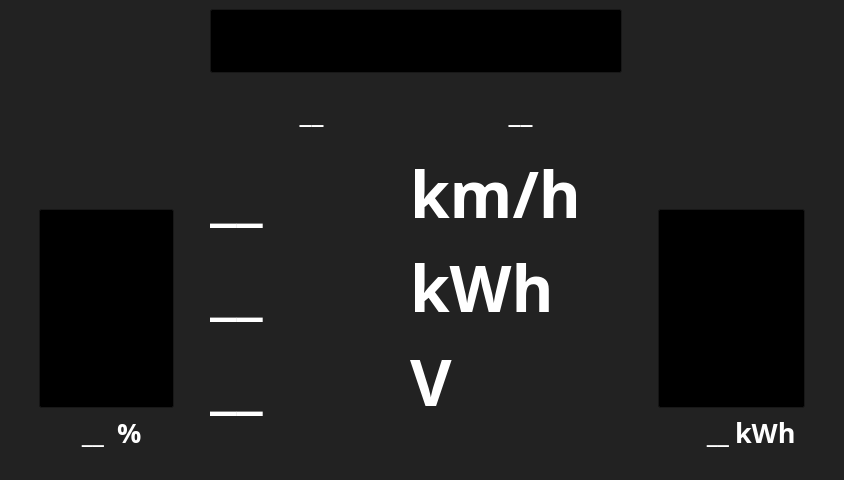
The window that src/mainwindow.ui (FSLART/volante_alpha_qt) describes before a commit, drawn with Qt 5.
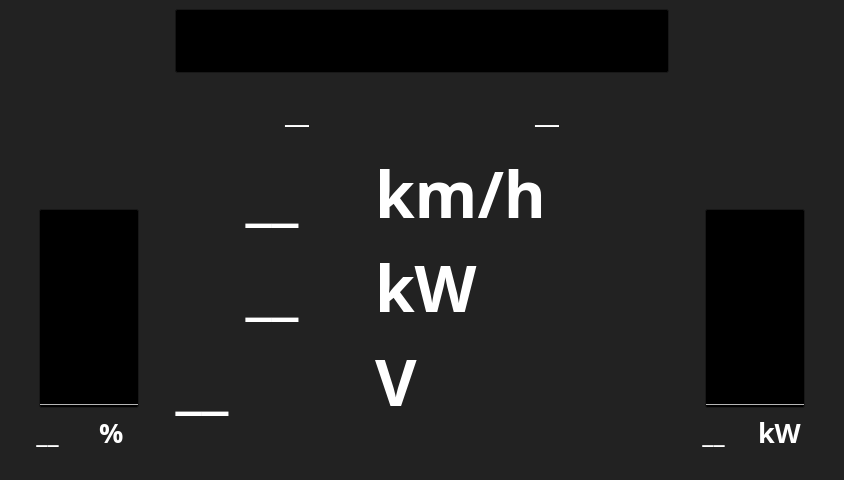
The same window after the commit. Icons and pictures are not drawn. Custom widgets are drawn as their Qt base class.

Commit message: fuck it

The edit to the form file:
```diff
--- a/src/mainwindow.ui
+++ b/src/mainwindow.ui
@@ -308,9 +308,6 @@
       </property>
       <item>
        <spacer name="horizontalSpacer">
-        <property name="orientation">
-         <enum>Qt::Orientation::Vertical</enum>
-        </property>
         <property name="sizeHint" stdset="0">
          <size>
           <width>40</width>
@@ -345,6 +342,7 @@
            <font>
             <family>Fira Mono</family>
             <pointsize>24</pointsize>
+            <weight>75</weight>
             <bold>true</bold>
            </font>
           </property>
@@ -357,6 +355,9 @@
           <property name="textVisible">
            <bool>false</bool>
           </property>
+          <property name="orientation">
+           <enum>Qt::Vertical</enum>
+          </property>
           <property name="invertedAppearance">
            <bool>false</bool>
           </property>
@@ -381,6 +382,7 @@
            <font>
             <family>Fira Mono</family>
             <pointsize>20</pointsize>
+            <weight>75</weight>
             <bold>true</bold>
            </font>
           </property>
@@ -388,7 +390,7 @@
            <string>__</string>
           </property>
           <property name="alignment">
-           <set>Qt::AlignmentFlag::AlignRight|Qt::AlignmentFlag::AlignTrailing|Qt::AlignmentFlag::AlignVCenter</set>
+           <set>Qt::AlignCenter</set>
           </property>
          </widget>
         </item>
@@ -398,6 +400,7 @@
            <font>
             <family>Fira Mono</family>
             <pointsize>20</pointsize>
+            <weight>75</weight>
             <bold>true</bold>
            </font>
           </property>
@@ -410,9 +413,6 @@
       </item>
       <item>
        <spacer name="vs_1">
-        <property name="orientation">
-         <enum>Qt::Orientation::Vertical</enum>
-        </property>
         <property name="sizeType">
          <enum>QSizePolicy::Policy::Fixed</enum>
         </property>
@@ -440,6 +440,7 @@
          <font>
           <family>Fira Mono</family>
           <pointsize>22</pointsize>
+          <weight>75</weight>
           <italic>false</italic>
           <bold>true</bold>
          </font>
@@ -474,6 +475,7 @@
              <font>
               <family>Fira Mono</family>
               <pointsize>22</pointsize>
+              <weight>75</weight>
               <bold>true</bold>
              </font>
             </property>
@@ -491,6 +493,7 @@
              <font>
               <family>Fira Mono</family>
               <pointsize>22</pointsize>
+              <weight>75</weight>
               <bold>true</bold>
              </font>
             </property>
@@ -528,12 +531,16 @@
                  <font>
                   <family>Fira Mono</family>
                   <pointsize>48</pointsize>
+                  <weight>75</weight>
                   <bold>true</bold>
                  </font>
                 </property>
                 <property name="text">
                  <string>__</string>
                 </property>
+                <property name="alignment">
+                 <set>Qt::AlignCenter</set>
+                </property>
                </widget>
               </item>
               <item row="2" column="1">
@@ -548,6 +555,7 @@
                  <font>
                   <family>Fira Mono</family>
                   <pointsize>48</pointsize>
+                  <weight>75</weight>
                   <bold>true</bold>
                  </font>
                 </property>
@@ -580,12 +588,16 @@
                  <font>
                   <family>Fira Mono</family>
                   <pointsize>48</pointsize>
+                  <weight>75</weight>
                   <bold>true</bold>
                  </font>
                 </property>
                 <property name="text">
                  <string>__</string>
                 </property>
+                <property name="alignment">
+                 <set>Qt::AlignCenter</set>
+                </property>
                </widget>
               </item>
               <item row="3" column="1">
@@ -606,26 +618,43 @@
                  <font>
                   <family>Fira Mono</family>
                   <pointsize>48</pointsize>
+                  <weight>75</weight>
                   <bold>true</bold>
                  </font>
                 </property>
                 <property name="text">
-                 <string>kWh</string>
+                 <string>kW</string>
                 </property>
                </widget>
               </item>
               <item row="4" column="0">
-               <widget class="QLabel" name="HV_voltage_label">
+               <widget class="FLabel" name="HV_voltage_label">
+                <property name="sizePolicy">
+                 <sizepolicy hsizetype="Fixed" vsizetype="Fixed">
+                  <horstretch>0</horstretch>
+                  <verstretch>0</verstretch>
+                 </sizepolicy>
+                </property>
+                <property name="maximumSize">
+                 <size>
+                  <width>266</width>
+                  <height>16777215</height>
+                 </size>
+                </property>
                 <property name="font">
                  <font>
                   <family>Fira Mono</family>
                   <pointsize>48</pointsize>
+                  <weight>75</weight>
                   <bold>true</bold>
                  </font>
                 </property>
                 <property name="text">
                  <string>__</string>
                 </property>
+                <property name="alignment">
+                 <set>Qt::AlignCenter</set>
+                </property>
                </widget>
               </item>
               <item row="4" column="1">
@@ -634,6 +663,7 @@
                  <font>
                   <family>Fira Mono</family>
                   <pointsize>48</pointsize>
+                  <weight>75</weight>
                   <bold>true</bold>
                  </font>
                 </property>
@@ -673,9 +703,6 @@
       </property>
       <item>
        <spacer name="horizontalSpacer_2">
-        <property name="orientation">
-         <enum>Qt::Orientation::Vertical</enum>
-        </property>
         <property name="sizeHint" stdset="0">
          <size>
           <width>40</width>
@@ -710,6 +737,7 @@
            <font>
             <family>Fira Mono</family>
             <pointsize>28</pointsize>
+            <weight>75</weight>
             <bold>true</bold>
            </font>
           </property>
@@ -719,6 +747,9 @@
           <property name="textVisible">
            <bool>false</bool>
           </property>
+          <property name="orientation">
+           <enum>Qt::Vertical</enum>
+          </property>
           <property name="invertedAppearance">
            <bool>false</bool>
           </property>
@@ -737,6 +768,7 @@
            <font>
             <family>Fira Mono</family>
             <pointsize>20</pointsize>
+            <weight>75</weight>
             <bold>true</bold>
            </font>
           </property>
@@ -747,7 +779,7 @@
            <string>__</string>
           </property>
           <property name="alignment">
-           <set>Qt::AlignmentFlag::AlignRight|Qt::AlignmentFlag::AlignTrailing|Qt::AlignmentFlag::AlignVCenter</set>
+           <set>Qt::AlignCenter</set>
           </property>
          </widget>
         </item>
@@ -757,11 +789,12 @@
            <font>
             <family>Fira Mono</family>
             <pointsize>20</pointsize>
+            <weight>75</weight>
             <bold>true</bold>
            </font>
           </property>
           <property name="text">
-           <string>kWh</string>
+           <string>kW</string>
           </property>
          </widget>
         </item>
@@ -769,9 +802,6 @@
       </item>
       <item>
        <spacer name="vs_3">
-        <property name="orientation">
-         <enum>Qt::Orientation::Vertical</enum>
-        </property>
         <property name="sizeType">
          <enum>QSizePolicy::Policy::Fixed</enum>
         </property>
```
Left out of the diff: 18 changed lines with no effect on the pictures. The commit also changes 1 other file.
